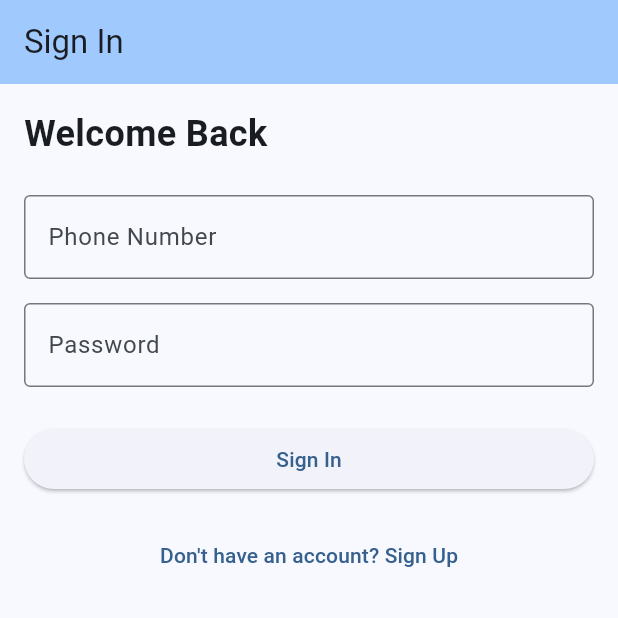
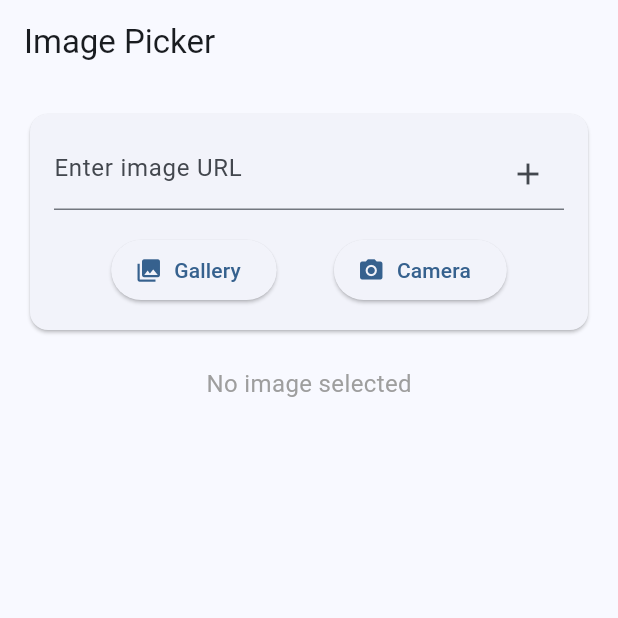
Before and after one commit to lucasdengcn/flutter-starter-demo, a Flutter app: the screen it shows after launch, on a phone screen of 412 x 824 dp, the top half of it. Run offline on Flutter 3.47's test engine with Material 3 defaults, Android fonts, the phone set to English and light mode, and no system bars; our stand-ins replace cached_network_image, flutter_dotenv, flutter_secure_storage, get_it, go_router, image_picker and 3 more; missing offline and left inert: pointycastle.

Commit message:
feat(image_picker): add image picker feature with camera and gallery support
Introduce a new image picker feature that allows users to select images from the camera or gallery. Added necessary dependencies, view models, services, and UI components. Updated platform-specific configurations to support image picking functionality across iOS, Android, and web. This feature enhances the app's ability to handle user-generated content.

```diff
--- a/lib/core/providers/providers.dart
+++ b/lib/core/providers/providers.dart
@@ -1,5 +1,6 @@
 import 'package:provider/provider.dart';
 
+import '../../features/image_picker/viewmodel/image_picker_viewmodel.dart';
 import '../../features/prayer/viewmodel/prayer_viewmodel.dart';
 import '../../features/signin/viewmodel/signin_viewmodel.dart';
 import '../../features/signup/viewmodel/signup_viewmodel.dart';
@@ -11,6 +12,7 @@ class AppProviders {
       ChangeNotifierProvider(create: (_) => locator<PrayerViewModel>()),
       ChangeNotifierProvider(create: (_) => locator<SignupViewModel>()),
       ChangeNotifierProvider(create: (_) => locator<SigninViewModel>()),
+      ChangeNotifierProvider(create: (_) => locator<ImagePickerViewModel>()),
     ];
   }
 }
--- a/lib/core/routes/app_router.dart
+++ b/lib/core/routes/app_router.dart
@@ -1,9 +1,11 @@
 import 'package:go_router/go_router.dart';
 import 'package:provider/provider.dart';
 
+import '../../features/image_picker/viewmodel/image_picker_viewmodel.dart';
 import '../../features/prayer/viewmodel/prayer_viewmodel.dart';
 import '../../features/signin/viewmodel/signin_viewmodel.dart';
 import '../../features/signup/viewmodel/signup_viewmodel.dart';
+import '../../screens/image_picker/image_picker_screen.dart';
 import '../../screens/prayer/prayer_screen.dart';
 import '../../screens/signin/signin_screen.dart';
 import '../../screens/signup/signup_screen.dart';
@@ -12,7 +14,7 @@ import '../service/service_locator.dart';
 
 class AppRouter {
   static final router = GoRouter(
-    initialLocation: '/signin',
+    initialLocation: '/image_picker',
     navigatorKey: locator<NavigationService>().navigatorKey,
     routes: [
       GoRoute(
@@ -42,6 +44,15 @@ class AppRouter {
               child: const PrayerScreen(),
             ),
       ),
+      GoRoute(
+        path: '/image_picker',
+        name: 'image_picker',
+        builder:
+            (context, state) => ChangeNotifierProvider(
+              create: (_) => locator<ImagePickerViewModel>(),
+              child: const ImagePickerScreen(),
+            ),
+      ),
     ],
   );
 }
--- a/lib/core/service/service_locator.dart
+++ b/lib/core/service/service_locator.dart
@@ -1,5 +1,7 @@
 import 'package:get_it/get_it.dart';
 
+import '../../features/image_picker/service/image_service.dart';
+import '../../features/image_picker/viewmodel/image_picker_viewmodel.dart';
 import '../../features/prayer/service/prayer_service.dart';
 import '../../features/prayer/viewmodel/prayer_viewmodel.dart';
 import '../../features/signin/service/signin_auth_service.dart';
@@ -19,6 +21,7 @@ final GetIt locator = GetIt.instance;
 
 Future<void> setupServiceLocator() async {
   try {
+    locator.registerLazySingleton<ImageService>(() => ImageService());
     // Register Services as Singletons
     locator.registerLazySingleton<LoggerService>(() => LoggerService());
     locator.registerLazySingleton<ConfigService>(() => ConfigService());
@@ -53,6 +56,9 @@ Future<void> setupServiceLocator() async {
         navigationService: locator<NavigationService>(),
       ),
     );
+    locator.registerFactory<ImagePickerViewModel>(
+      () => ImagePickerViewModel(locator<ImageService>()),
+    );
 
     // Initialize Services if needed
     await locator<PrayerService>().init();
--- /dev/null
+++ b/lib/features/image_picker/viewmodel/image_picker_viewmodel.dart
@@ -0,0 +1,40 @@
+import 'dart:io';
+
+import 'package:image_picker/image_picker.dart';
+import 'package:insurance_ws/core/viewmodel/base_viewmodel.dart';
+import 'package:insurance_ws/features/image_picker/service/image_service.dart';
+
+class ImagePickerViewModel extends BaseViewModel {
+  final ImageService _imageService;
+  String? get imageUrl => _imageService.imageUrl;
+  File? get imageFile => _imageService.imageFile;
+
+  ImagePickerViewModel(this._imageService);
+
+  Future<void> pickImage(ImageSource source) async {
+    try {
+      setLoading(true);
+      await _imageService.pickImage(source);
+    } catch (e) {
+      setError(e.toString());
+    } finally {
+      setLoading(false);
+    }
+  }
+
+  void loadImageFromUrl(String url) {
+    try {
+      if (url.isEmpty) {
+        setError('URL cannot be empty');
+        return;
+      }
+      _imageService.loadImageFromUrl(url);
+    } catch (e) {
+      setError(e.toString());
+    }
+  }
+
+  void clearImage() {
+    _imageService.clearImage();
+  }
+}
--- /dev/null
+++ b/lib/screens/image_picker/image_picker_screen.dart
@@ -0,0 +1,129 @@
+import 'dart:io';
+
+import 'package:flutter/material.dart';
+import 'package:image_picker/image_picker.dart';
+import 'package:insurance_ws/core/widgets/image_widget.dart';
+
+class ImagePickerScreen extends StatefulWidget {
+  const ImagePickerScreen({super.key});
+
+  @override
+  State<ImagePickerScreen> createState() => _ImagePickerScreenState();
+}
+
+class _ImagePickerScreenState extends State<ImagePickerScreen> {
+  final ImagePicker _picker = ImagePicker();
+  final TextEditingController _urlController = TextEditingController();
+  String? _imageUrl;
+  File? _imageFile;
+
+  Future<void> _pickImage(ImageSource source) async {
+    try {
+      final XFile? pickedFile = await _picker.pickImage(source: source);
+      if (pickedFile != null) {
+        setState(() {
+          _imageFile = File(pickedFile.path);
+          _imageUrl = null;
+        });
+      }
+    } catch (e) {
+      ScaffoldMessenger.of(
+        context,
+      ).showSnackBar(const SnackBar(content: Text('Failed to pick image')));
+    }
+  }
+
+  void _loadImageFromUrl() {
+    final url = _urlController.text.trim();
+    if (url.isNotEmpty) {
+      setState(() {
+        _imageUrl = url;
+        _imageFile = null;
+      });
+      _urlController.clear();
+    }
+  }
+
+  @override
+  Widget build(BuildContext context) {
+    return Scaffold(
+      appBar: AppBar(title: const Text('Image Picker')),
+      body: SingleChildScrollView(
+        padding: const EdgeInsets.all(16.0),
+        child: Column(
+          crossAxisAlignment: CrossAxisAlignment.stretch,
+          children: [
+            Card(
+              child: Padding(
+                padding: const EdgeInsets.all(16.0),
+                child: Column(
+                  children: [
+                    TextField(
+                      controller: _urlController,
+                      decoration: InputDecoration(
+                        hintText: 'Enter image URL',
+                        suffixIcon: IconButton(
+                          icon: const Icon(Icons.add),
+                          onPressed: _loadImageFromUrl,
+                        ),
+                      ),
+                      onSubmitted: (_) => _loadImageFromUrl(),
+                    ),
+                    const SizedBox(height: 16),
+                    Row(
+                      mainAxisAlignment: MainAxisAlignment.spaceEvenly,
+                      children: [
+                        ElevatedButton.icon(
+                          onPressed: () => _pickImage(ImageSource.gallery),
+                          icon: const Icon(Icons.photo_library),
+                          label: const Text('Gallery'),
+                        ),
+                        ElevatedButton.icon(
+                          onPressed: () => _pickImage(ImageSource.camera),
+                          icon: const Icon(Icons.camera_alt),
+                          label: const Text('Camera'),
+                        ),
+                      ],
+                    ),
+                  ],
+                ),
+              ),
+            ),
+            const SizedBox(height: 20),
+            if (_imageFile != null || _imageUrl != null)
+              Container(
+                height: 300,
+                decoration: BoxDecoration(
+                  border: Border.all(color: Colors.grey),
+                  borderRadius: BorderRadius.circular(8),
+                ),
+                child: ClipRRect(
+                  borderRadius: BorderRadius.circular(8),
+                  child:
+                      _imageFile != null
+                          ? Image.file(_imageFile!, fit: BoxFit.contain)
+                          : ImageWidget(
+                            imageUrl: _imageUrl,
+                            fit: BoxFit.contain,
+                          ),
+                ),
+              )
+            else
+              const Center(
+                child: Text(
+                  'No image selected',
+                  style: TextStyle(fontSize: 16, color: Colors.grey),
+                ),
+              ),
+          ],
+        ),
+      ),
+    );
+  }
+
+  @override
+  void dispose() {
+    _urlController.dispose();
+    super.dispose();
+  }
+}
--- a/pubspec.yaml
+++ b/pubspec.yaml
@@ -45,6 +45,8 @@ dependencies:
   flutter_svg: ^2.0.17
   flutter_screenutil: ^5.9.0
   json_annotation: ^4.9.0
+  image_picker: ^1.0.7
+  cached_network_image: ^3.2.3
 
 dev_dependencies:
   flutter_test:
```
Also changed, not shown: lib/core/widgets/image_widget.dart (added, +51 -0 lines), lib/features/image_picker/service/image_service.dart (added, +41 -0 lines), pubspec.lock, 10 other files.
